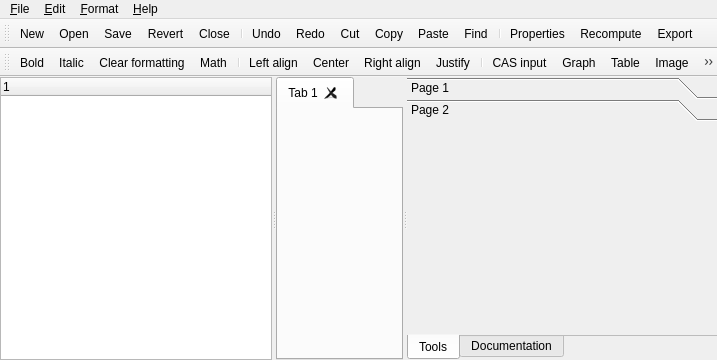
This is mainwindow.ui in marohnicluka/ample as Qt 5 draws it before an edit. The edited form follows.
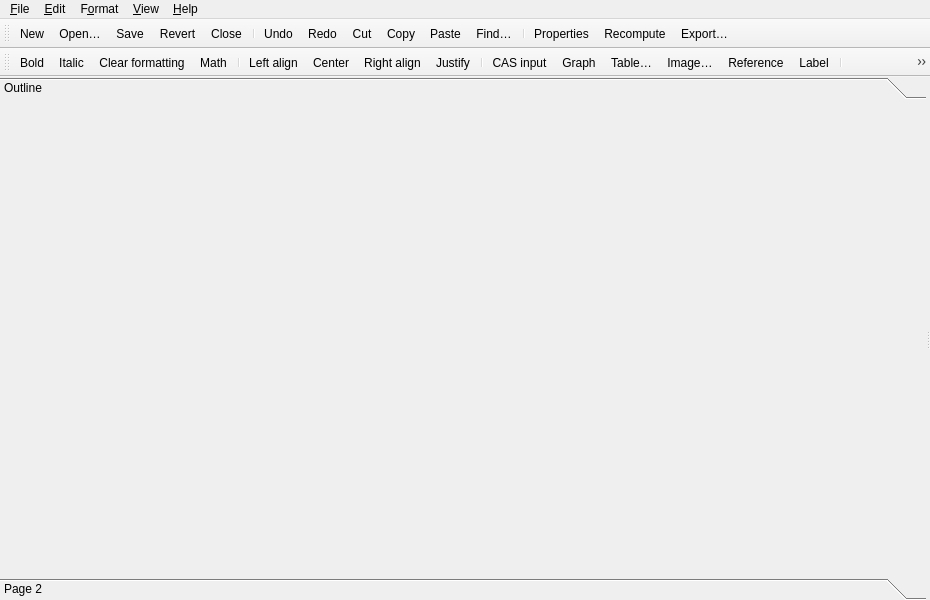
This is the edited form. Icons and pictures are not drawn.

```diff
--- a/mainwindow.ui
+++ b/mainwindow.ui
@@ -6,8 +6,8 @@
    <rect>
     <x>0</x>
     <y>0</y>
-    <width>717</width>
-    <height>360</height>
+    <width>930</width>
+    <height>600</height>
    </rect>
   </property>
   <property name="windowTitle">
@@ -32,140 +32,43 @@
       <property name="orientation">
        <enum>Qt::Horizontal</enum>
       </property>
-      <widget class="QSplitter" name="outlineSplitter">
-       <property name="orientation">
-        <enum>Qt::Horizontal</enum>
+      <widget class="QToolBox" name="toolBox">
+       <property name="currentIndex">
+        <number>0</number>
        </property>
-       <widget class="QTreeWidget" name="outlineView">
-        <property name="sizePolicy">
-         <sizepolicy hsizetype="Expanding" vsizetype="Expanding">
-          <horstretch>0</horstretch>
-          <verstretch>0</verstretch>
-         </sizepolicy>
+       <widget class="QWidget" name="page_7">
+        <property name="geometry">
+         <rect>
+          <x>0</x>
+          <y>0</y>
+          <width>908</width>
+          <height>439</height>
+         </rect>
         </property>
-        <property name="frameShadow">
-         <enum>QFrame::Sunken</enum>
-        </property>
-        <column>
-         <property name="text">
-          <string notr="true">1</string>
-         </property>
-        </column>
+        <attribute name="label">
+         <string>Outline</string>
+        </attribute>
        </widget>
-       <widget class="QTabWidget" name="editorTabs">
-        <property name="currentIndex">
-         <number>0</number>
+       <widget class="QWidget" name="page_8">
+        <property name="geometry">
+         <rect>
+          <x>0</x>
+          <y>0</y>
+          <width>908</width>
+          <height>439</height>
+         </rect>
         </property>
-        <property name="tabsClosable">
-         <bool>true</bool>
-        </property>
-        <property name="movable">
-         <bool>true</bool>
-        </property>
-        <widget class="QWidget" name="tab">
-         <attribute name="title">
-          <string>Tab 1</string>
-         </attribute>
-        </widget>
+        <attribute name="label">
+         <string>Page 2</string>
+        </attribute>
        </widget>
       </widget>
-      <widget class="QTabWidget" name="sidebarTabs">
-       <property name="tabPosition">
-        <enum>QTabWidget::South</enum>
-       </property>
+      <widget class="QStackedWidget" name="documentView">
        <property name="currentIndex">
         <number>0</number>
        </property>
-       <property name="documentMode">
-        <bool>true</bool>
-       </property>
-       <widget class="QWidget" name="toolsTab">
-        <attribute name="title">
-         <string>Tools</string>
-        </attribute>
-        <layout class="QGridLayout" name="gridLayout_2">
-         <property name="leftMargin">
-          <number>0</number>
-         </property>
-         <property name="topMargin">
-          <number>0</number>
-         </property>
-         <property name="rightMargin">
-          <number>0</number>
-         </property>
-         <property name="bottomMargin">
-          <number>0</number>
-         </property>
-         <item row="0" column="0">
-          <widget class="QToolBox" name="toolBox">
-           <property name="autoFillBackground">
-            <bool>true</bool>
-           </property>
-           <property name="currentIndex">
-            <number>1</number>
-           </property>
-           <property name="tabSpacing">
-            <number>0</number>
-           </property>
-           <widget class="QWidget" name="page">
-            <property name="geometry">
-             <rect>
-              <x>0</x>
-              <y>0</y>
-              <width>312</width>
-              <height>183</height>
-             </rect>
-            </property>
-            <attribute name="label">
-             <string>Page 1</string>
-            </attribute>
-           </widget>
-           <widget class="QWidget" name="page_2">
-            <property name="geometry">
-             <rect>
-              <x>0</x>
-              <y>0</y>
-              <width>312</width>
-              <height>183</height>
-             </rect>
-            </property>
-            <attribute name="label">
-             <string>Page 2</string>
-            </attribute>
-           </widget>
-          </widget>
-         </item>
-        </layout>
-       </widget>
-       <widget class="QWidget" name="helpTab">
-        <attribute name="title">
-         <string>Documentation</string>
-        </attribute>
-        <layout class="QGridLayout" name="gridLayout_3">
-         <property name="leftMargin">
-          <number>0</number>
-         </property>
-         <property name="topMargin">
-          <number>0</number>
-         </property>
-         <property name="rightMargin">
-          <number>0</number>
-         </property>
-         <property name="bottomMargin">
-          <number>0</number>
-         </property>
-         <item row="0" column="0">
-          <widget class="QTextBrowser" name="helpBrowser">
-           <property name="frameShape">
-            <enum>QFrame::NoFrame</enum>
-           </property>
-           <property name="frameShadow">
-            <enum>QFrame::Sunken</enum>
-           </property>
-          </widget>
-         </item>
-        </layout>
-       </widget>
+       <widget class="QWidget" name="page_9"/>
+       <widget class="QWidget" name="page_10"/>
       </widget>
      </widget>
     </item>
@@ -176,7 +79,7 @@
     <rect>
      <x>0</x>
      <y>0</y>
-     <width>717</width>
+     <width>930</width>
      <height>23</height>
     </rect>
    </property>
@@ -212,13 +115,22 @@
    </widget>
    <widget class="QMenu" name="menu_Format">
     <property name="title">
-     <string>&amp;Format</string>
+     <string>F&amp;ormat</string>
     </property>
     <addaction name="actionParagraphStyle"/>
+    <addaction name="menuText_Style"/>
+    <addaction name="menuText_Alignment"/>
+   </widget>
+   <widget class="QMenu" name="menu_View">
+    <property name="title">
+     <string>&amp;View</string>
+    </property>
+    <addaction name="actionSwitchDocuments"/>
    </widget>
    <addaction name="menuFile"/>
    <addaction name="menu_Edit"/>
    <addaction name="menu_Format"/>
+   <addaction name="menu_View"/>
    <addaction name="menu_Help"/>
   </widget>
   <widget class="QToolBar" name="mainToolBar">
@@ -304,7 +216,7 @@
      <normaloff>:/icons/document-open.svg</normaloff>:/icons/document-open.svg</iconset>
    </property>
    <property name="text">
-    <string>&amp;Open</string>
+    <string>&amp;Open…</string>
    </property>
    <property name="toolTip">
     <string>Open</string>
@@ -339,7 +251,7 @@
      <normaloff>:/icons/format-text-bold.svg</normaloff>:/icons/format-text-bold.svg</iconset>
    </property>
    <property name="text">
-    <string>Bold</string>
+    <string>&amp;Bold</string>
    </property>
    <property name="toolTip">
     <string>Bold</string>
@@ -357,7 +269,7 @@
      <normaloff>:/icons/format-text-italic.svg</normaloff>:/icons/format-text-italic.svg</iconset>
    </property>
    <property name="text">
-    <string>Italic</string>
+    <string>&amp;Italic</string>
    </property>
    <property name="toolTip">
     <string>Italic</string>
@@ -375,7 +287,7 @@
      <normaloff>:/icons/format-justify-left.svg</normaloff>:/icons/format-justify-left.svg</iconset>
    </property>
    <property name="text">
-    <string>Left align</string>
+    <string>&amp;Left align</string>
    </property>
    <property name="toolTip">
     <string>Left align</string>
@@ -393,7 +305,7 @@
      <normaloff>:/icons/format-justify-right.svg</normaloff>:/icons/format-justify-right.svg</iconset>
    </property>
    <property name="text">
-    <string>Right align</string>
+    <string>&amp;Right align</string>
    </property>
    <property name="toolTip">
     <string>Right align</string>
@@ -411,7 +323,7 @@
      <normaloff>:/icons/format-justify-center.svg</normaloff>:/icons/format-justify-center.svg</iconset>
    </property>
    <property name="text">
-    <string>Center</string>
+    <string>C&amp;enter</string>
    </property>
    <property name="toolTip">
     <string>Center</string>
@@ -429,7 +341,7 @@
      <normaloff>:/icons/format-justify-fill.svg</normaloff>:/icons/format-justify-fill.svg</iconset>
    </property>
    <property name="text">
-    <string>Justify</string>
+    <string>&amp;Justify</string>
    </property>
    <property name="toolTip">
     <string>Justify</string>
@@ -444,7 +356,7 @@
      <normaloff>:/icons/insert-table.svg</normaloff>:/icons/insert-table.svg</iconset>
    </property>
    <property name="text">
-    <string>Table</string>
+    <string>&amp;Table…</string>
    </property>
    <property name="toolTip">
     <string>Table</string>
@@ -459,7 +371,7 @@
      <normaloff>:/icons/insert-image.svg</normaloff>:/icons/insert-image.svg</iconset>
    </property>
    <property name="text">
-    <string>Image</string>
+    <string>I&amp;mage…</string>
    </property>
    <property name="toolTip">
     <string>Image</string>
@@ -474,7 +386,7 @@
      <normaloff>:/icons/format-text-none.svg</normaloff>:/icons/format-text-none.svg</iconset>
    </property>
    <property name="text">
-    <string>Clear formatting</string>
+    <string>Clear &amp;formatting</string>
    </property>
    <property name="toolTip">
     <string>Clear formatting</string>
@@ -486,7 +398,7 @@
      <normaloff>:/icons/edit-copy.svg</normaloff>:/icons/edit-copy.svg</iconset>
    </property>
    <property name="text">
-    <string>Copy</string>
+    <string>&amp;Copy</string>
    </property>
    <property name="toolTip">
     <string>Copy</string>
@@ -498,7 +410,7 @@
      <normaloff>:/icons/edit-cut.svg</normaloff>:/icons/edit-cut.svg</iconset>
    </property>
    <property name="text">
-    <string>Cut</string>
+    <string>Cu&amp;t</string>
    </property>
    <property name="toolTip">
     <string>Cut</string>
@@ -510,7 +422,7 @@
      <normaloff>:/icons/edit-paste.svg</normaloff>:/icons/edit-paste.svg</iconset>
    </property>
    <property name="text">
-    <string>Paste</string>
+    <string>&amp;Paste</string>
    </property>
    <property name="toolTip">
     <string>Paste</string>
@@ -522,7 +434,7 @@
      <normaloff>:/icons/document-revert.svg</normaloff>:/icons/document-revert.svg</iconset>
    </property>
    <property name="text">
-    <string>Revert</string>
+    <string>&amp;Revert</string>
    </property>
    <property name="toolTip">
     <string>Revert</string>
@@ -534,7 +446,7 @@
      <normaloff>:/icons/document-export.svg</normaloff>:/icons/document-export.svg</iconset>
    </property>
    <property name="text">
-    <string>Export</string>
+    <string>E&amp;xport…</string>
    </property>
    <property name="toolTip">
     <string>Export</string>
@@ -558,7 +470,7 @@
      <normaloff>:/icons/edit-find.svg</normaloff>:/icons/edit-find.svg</iconset>
    </property>
    <property name="text">
-    <string>Find</string>
+    <string>&amp;Find…</string>
    </property>
    <property name="toolTip">
     <string>Find</string>
@@ -573,7 +485,7 @@
      <normaloff>:/icons/document-save.svg</normaloff>:/icons/document-save.svg</iconset>
    </property>
    <property name="text">
-    <string>Save</string>
+    <string>&amp;Save</string>
    </property>
    <property name="toolTip">
     <string>Save</string>
```
Left out of the diff: 71 changed lines with no effect on the pictures.
